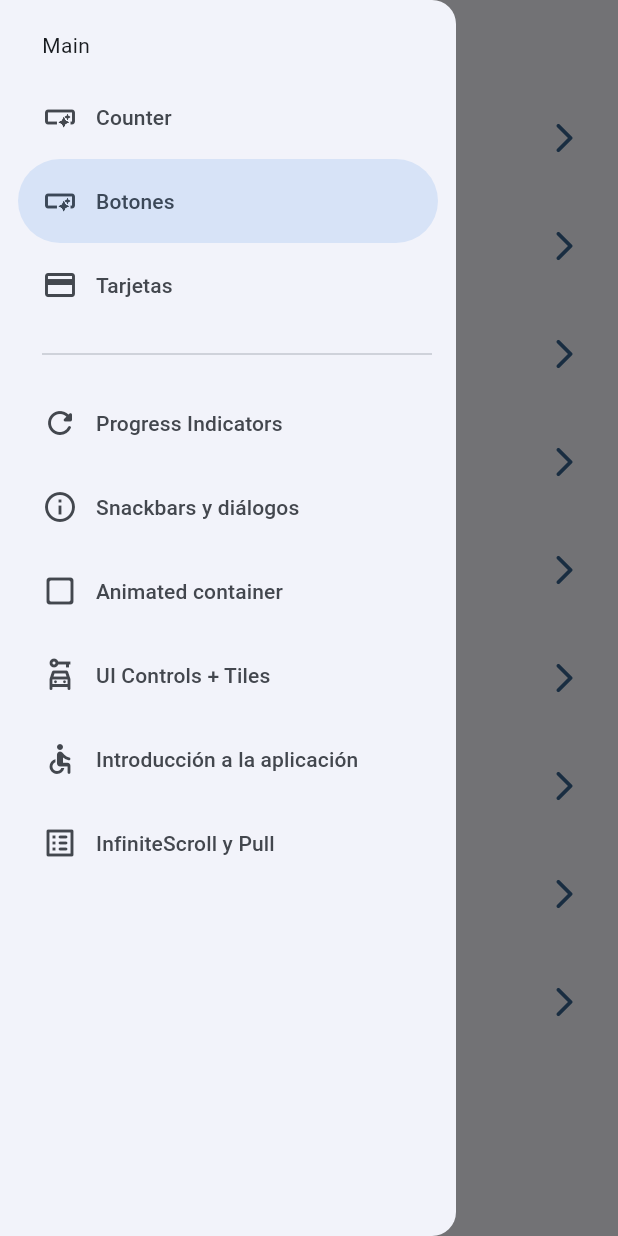
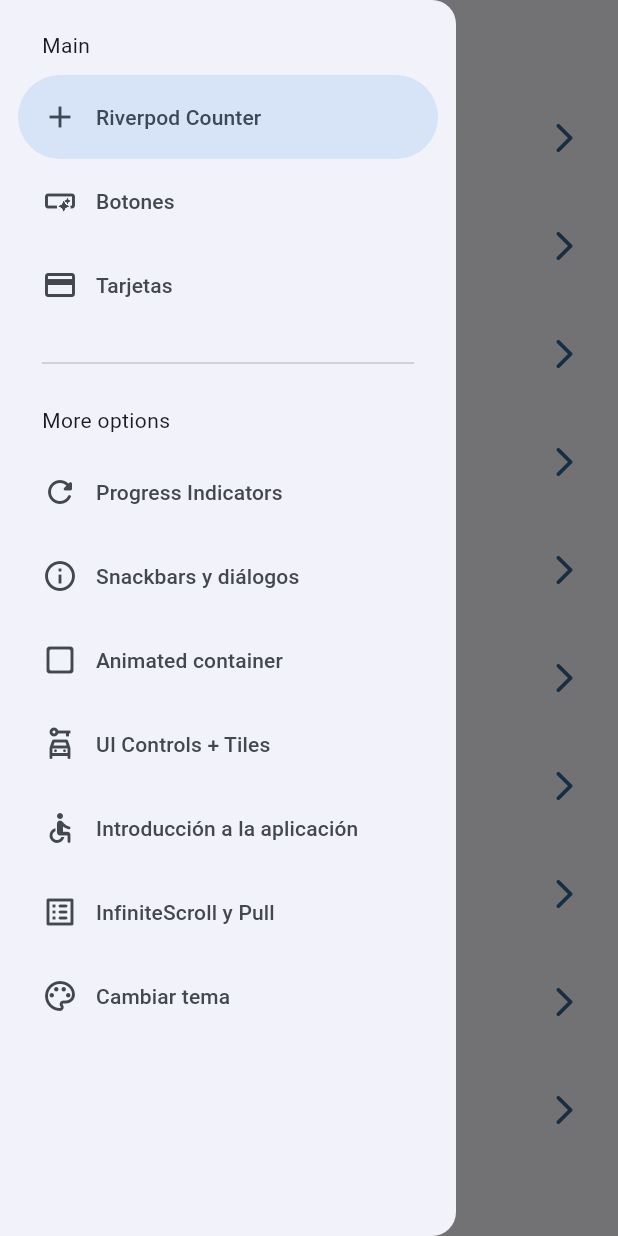
Before and after one commit to doble97/flutter_widgets_app, a Flutter app: the screen it shows after launch, with the side drawer open, on a phone screen of 412 x 824 dp. Run offline on Flutter 3.47's test engine with Material 2 defaults, Android fonts, the phone set to English and light mode, and no system bars; our stand-ins replace animate_do, flutter_riverpod, go_router.

Commit message:
Implementado cambio de color y modo escuro con un tema provider

```diff
--- a/lib/config/menu/menu_items.dart
+++ b/lib/config/menu/menu_items.dart
@@ -1,4 +1,5 @@
 import 'package:flutter/material.dart';
+
 
 class MenuItem {
   final String title;
@@ -6,57 +7,88 @@ class MenuItem {
   final String link;
   final IconData icon;
 
-  const MenuItem(
-      {required this.title,
+  const MenuItem({
+    required this.title,
     required this.subTitle,
     required this.link,
-      required this.icon});
+    required this.icon
+  });
 }
 
+
 const appMenuItems = <MenuItem>[
+
+
   MenuItem(
-      title: 'Counter',
-      subTitle: 'Contador con provider',
-      link: '/counter',
-      icon: Icons.smart_button_outlined),
+    title: 'Riverpod Counter',
+    subTitle: 'Introducción a riverpod',
+    link: '/counter-river',
+    icon: Icons.add
+  ),
+
   MenuItem(
     title: 'Botones',
     subTitle: 'Varios botones en Flutter',
     link: '/buttons',
-      icon: Icons.smart_button_outlined),
+    icon: Icons.smart_button_outlined
+  ),
+
   MenuItem(
     title: 'Tarjetas',
     subTitle: 'Un contenedor estilizado',
     link: '/cards',
-      icon: Icons.credit_card),
+    icon: Icons.credit_card
+  ),
+
   MenuItem(
     title: 'Progress Indicators',
     subTitle: 'Generales y controlados',
     link: '/progress',
-      icon: Icons.refresh_rounded),
+    icon: Icons.refresh_rounded
+  ),
+
   MenuItem(
     title: 'Snackbars y diálogos',
     subTitle: 'Indicadores en pantalla',
     link: '/snackbars',
-      icon: Icons.info_outline),
+    icon: Icons.info_outline
+  ),
+
   MenuItem(
     title: 'Animated container',
     subTitle: 'Stateful widget animado',
     link: '/animated',
-      icon: Icons.check_box_outline_blank_rounded),
+    icon: Icons.check_box_outline_blank_rounded
+  ),
+
   MenuItem(
     title: 'UI Controls + Tiles',
     subTitle: 'Una serie de controles de Flutter',
     link: '/ui-controls',
-      icon: Icons.car_rental_outlined),
+    icon: Icons.car_rental_outlined
+  ),
+
   MenuItem(
     title: 'Introducción a la aplicación',
     subTitle: 'Pequeño tutorial introductorio',
     link: '/tutorial',
-      icon: Icons.accessible_rounded),
+    icon: Icons.accessible_rounded
+  ),
+
   MenuItem(
     title: 'InfiniteScroll y Pull',
     subTitle: 'Listas infinitas y pull to refresh',
     link: '/infinite',
-      icon: Icons.list_alt_rounded),
+    icon: Icons.list_alt_rounded
+  ),
+
+  MenuItem(
+    title: 'Cambiar tema',
+    subTitle: 'Cambiar tema de la aplicación',
+    link: '/theme-changer',
+    icon: Icons.color_lens_outlined
+  ),
+
+
+
 ];
--- a/lib/config/router/app_router.dart
+++ b/lib/config/router/app_router.dart
@@ -5,55 +5,71 @@ import 'package:widgets_app/presentation/screens/screens.dart';
 final appRouter = GoRouter(
   initialLocation: '/',
   routes: [
+
     GoRoute(
       path: '/',
-      name: CounterScreen.name,
-      builder: (context, state) => HomeScreen(),
+      name: HomeScreen.name,
+      builder: (context, state) => const HomeScreen(),
     ),
-    GoRoute(
-      path: '/counter',
-      name: HomeScreen.name,
-      builder: (context, state) => const CounterScreen(),
-    ),
+
     GoRoute(
       path: '/buttons',
       name: ButtonsScreen.name,
       builder: (context, state) => const ButtonsScreen(),
     ),
+
     GoRoute(
       path: '/cards',
       name: CardsScreen.name,
       builder: (context, state) => const CardsScreen(),
     ),
+
     GoRoute(
       path: '/progress',
       name: ProgressScreen.name,
       builder: (context, state) => const ProgressScreen(),
     ),
+
     GoRoute(
       path: '/snackbars',
       name: SnackbarScreen.name,
       builder: (context, state) => const SnackbarScreen(),
     ),
+
     GoRoute(
       path: '/animated',
       name: AnimatedScreen.name,
       builder: (context, state) => const AnimatedScreen(),
     ),
+
     GoRoute(
       path: '/ui-controls',
       name: UiControlsScreen.name,
       builder: (context, state) => const UiControlsScreen(),
     ),
+
     GoRoute(
       path: '/tutorial',
       name: AppTutorialScreen.name,
       builder: (context, state) => const AppTutorialScreen(),
     ),
+
     GoRoute(
       path: '/infinite',
       name: InfiniteScrollScreen.name,
       builder: (context, state) => const InfiniteScrollScreen(),
     ),
+
+    GoRoute(
+      path: '/counter-river',
+      name: CounterScreen.name,
+      builder: (context, state) => const CounterScreen(),
+    ),
+
+    GoRoute(
+      path: '/theme-changer',
+      name: ThemeChangerScreen.name,
+      builder: (context, state) => const ThemeChangerScreen(),
+    ),
   ],
 );
--- a/lib/config/theme/app_theme.dart
+++ b/lib/config/theme/app_theme.dart
@@ -17,19 +17,31 @@ const colorList = <Color>[
 class AppTheme {
 
   final int selectedColor;
+  final bool isDarkmode;
 
   AppTheme({
-    this.selectedColor = 0
+    this.selectedColor = 0,
+    this.isDarkmode = false,
   }): assert( selectedColor >= 0, 'Selected color must be greater then 0' ),
       assert( selectedColor < colorList.length,
         'Selected color must be less or equal than ${ colorList.length - 1 }');
 
   ThemeData getTheme() => ThemeData(
     useMaterial3: true,
+    brightness: isDarkmode ? Brightness.dark : Brightness.light,
     colorSchemeSeed: colorList[ selectedColor ],
     appBarTheme: const AppBarTheme(
       centerTitle: false
     ),
   );
 
+
+  AppTheme copyWith({
+    int? selectedColor,
+    bool? isDarkmode
+  }) => AppTheme(
+    selectedColor: selectedColor ?? this.selectedColor,
+    isDarkmode: isDarkmode ?? this.isDarkmode,
+  );
+
 }
--- a/lib/main.dart
+++ b/lib/main.dart
@@ -2,20 +2,31 @@ import 'package:flutter/material.dart';
 import 'package:flutter_riverpod/flutter_riverpod.dart';
 import 'package:widgets_app/config/router/app_router.dart';
 import 'package:widgets_app/config/theme/app_theme.dart';
+import 'package:widgets_app/presentation/providers/theme_provider.dart';
 
 void main() {
-  runApp(const ProviderScope(child: MainApp()));
+  runApp(
+    const ProviderScope(
+      child: MainApp()
+    )
+  );
 }
 
-class MainApp extends StatelessWidget {
+class MainApp extends ConsumerWidget {
   const MainApp({super.key});
 
   @override
-  Widget build(BuildContext context) {
+  Widget build(BuildContext context, WidgetRef ref ) {
+
+    // final isDarkmode = ref.watch(isDarkmodeProvider);
+    // final selectedColor = ref.watch(selectedColorProvider);
+    final AppTheme appTheme = ref.watch( themeNotifierProvider );
+
     return MaterialApp.router(
-        title: 'Flutter Widgets',
-        routerConfig: appRouter,
-        debugShowCheckedModeBanner: false,
-        theme: AppTheme(selectedColor: 0).getTheme());
+      title: 'Flutter Widgets',
+      routerConfig: appRouter,
+      debugShowCheckedModeBanner: false,
+      theme: appTheme.getTheme(),
+    );
   }
 }
--- a/lib/presentation/providers/counter_provider.dart
+++ b/lib/presentation/providers/counter_provider.dart
@@ -1,3 +1,4 @@
 import 'package:flutter_riverpod/flutter_riverpod.dart';
 
-final counterProvider = StateProvider<int>((ref) => 5);
+
+final counterProvider = StateProvider<int>((ref) => 5 );
--- /dev/null
+++ b/lib/presentation/providers/theme_provider.dart
@@ -0,0 +1,38 @@
+import 'package:flutter_riverpod/flutter_riverpod.dart';
+import 'package:widgets_app/config/theme/app_theme.dart';
+
+// Listado de colores inmutable
+final colorListProvider = Provider((ref) => colorList);
+
+// Un simple boolean
+final isDarkmodeProvider = StateProvider((ref) => false);
+
+// Un simple int
+final selectedColorProvider = StateProvider((ref) => 0);
+
+
+
+
+// Un objeto de tipo AppTheme (custom)
+final themeNotifierProvider = StateNotifierProvider<ThemeNotifier, AppTheme>(
+  (ref) => ThemeNotifier(),
+);
+
+
+// Controller o Notifier
+class ThemeNotifier extends StateNotifier<AppTheme> {
+
+  // STATE = Estado = new AppTheme();
+  ThemeNotifier(): super( AppTheme() );
+
+
+  void toggleDarkmode() {
+    state = state.copyWith( isDarkmode: !state.isDarkmode  );
+  }
+
+  void changeColorIndex( int colorIndex) {
+    state = state.copyWith( selectedColor: colorIndex );
+  }
+
+
+}
--- a/lib/presentation/screens/home/home_screen.dart
+++ b/lib/presentation/screens/home/home_screen.dart
@@ -4,22 +4,26 @@ import 'package:widgets_app/config/menu/menu_items.dart';
 import 'package:widgets_app/presentation/widgets/side_menu.dart';
 // import 'package:widgets_app/presentation/screens/cards/cards_screen.dart';
 
+
+
 class HomeScreen extends StatelessWidget {
+
   static const String name = 'home_screen';
-  final scaffoldKey = GlobalKey<ScaffoldState>();
-  HomeScreen({super.key});
+
+  const HomeScreen({super.key});
 
   @override
   Widget build(BuildContext context) {
+
+    final scaffoldKey = GlobalKey<ScaffoldState>();
+
     return Scaffold(
       key: scaffoldKey,
       appBar: AppBar(
         title: const Text('Flutter + Material 3'),
       ),
       body: const _HomeView(),
-      drawer: SideMenu(
-        scaffoldKey: scaffoldKey,
-      ),
+      drawer: SideMenu( scaffoldKey: scaffoldKey )
     );
   }
 }
@@ -29,6 +33,8 @@ class _HomeView extends StatelessWidget {
 
   @override
   Widget build(BuildContext context) {
+
+
     return ListView.builder(
       itemCount: appMenuItems.length,
       itemBuilder: (context, index) {
@@ -49,14 +55,16 @@ class _CustomListTile extends StatelessWidget {
 
   @override
   Widget build(BuildContext context) {
+
     final colors = Theme.of(context).colorScheme;
 
     return ListTile(
-      leading: Icon(menuItem.icon, color: colors.primary),
-      trailing: Icon(Icons.arrow_forward_ios_rounded, color: colors.primary),
+      leading: Icon( menuItem.icon, color: colors.primary ),
+      trailing: Icon( Icons.arrow_forward_ios_rounded, color:colors.primary ),
       title: Text(menuItem.title),
-      subtitle: Text(menuItem.subTitle),
+      subtitle: Text( menuItem.subTitle ),
       onTap: () {
+
         // Navigator.of(context).push(
         //   MaterialPageRoute(
         //     builder: (context) => const ButtonsScreen(),
@@ -65,7 +73,9 @@ class _CustomListTile extends StatelessWidget {
         // Navigator.pushNamed(context, menuItem.link );
 
         // context.pushNamed( CardsScreen.name );
-        context.push(menuItem.link);
+        context.push( menuItem.link );
+
+
       },
     );
   }
--- a/lib/presentation/widgets/side_menu.dart
+++ b/lib/presentation/widgets/side_menu.dart
@@ -3,46 +3,77 @@ import 'package:go_router/go_router.dart';
 import 'package:widgets_app/config/menu/menu_items.dart';
 
 class SideMenu extends StatefulWidget {
+
   final GlobalKey<ScaffoldState> scaffoldKey;
-  const SideMenu({super.key, required this.scaffoldKey});
+
+  const SideMenu({
+    super.key,
+    required this.scaffoldKey
+  });
 
   @override
   State<SideMenu> createState() => _SideMenuState();
 }
 
 class _SideMenuState extends State<SideMenu> {
-  int navDrawerIndex = 1;
+
+  int navDrawerIndex = 0;
+
   @override
   Widget build(BuildContext context) {
+
     final hasNotch = MediaQuery.of(context).viewPadding.top > 35;
+
+
     return NavigationDrawer(
       selectedIndex: navDrawerIndex,
       onDestinationSelected: (value) {
+
         setState(() {
           navDrawerIndex = value;
         });
+
         final menuItem = appMenuItems[value];
-        context.push(menuItem.link);
+        context.push( menuItem.link );
         widget.scaffoldKey.currentState?.closeDrawer();
+
       },
       children: [
+
         Padding(
           padding: EdgeInsets.fromLTRB(28, hasNotch ? 0 : 20, 16, 10),
-          child: Text('Main'),
+          child: const Text('Main'),
         ),
-        ...appMenuItems.sublist(0, 3).map(
-              (e) => NavigationDrawerDestination(
-                  icon: Icon(e.icon), label: Text(e.title)),
-            ),
+
+        ...appMenuItems
+          .sublist(0,3)
+          .map((item) => NavigationDrawerDestination(
+            icon: Icon( item.icon ),
+            label: Text( item.title ),
+          ),
+        ),
+
+        const Padding(
+          padding: EdgeInsets.fromLTRB(28, 16, 28, 10),
+          child: Divider(),
+        ),
+
         const Padding(
           padding: EdgeInsets.fromLTRB(28, 10, 16, 10),
-          child: Divider(),
+          child: Text('More options'),
         ),
-        ...appMenuItems.sublist(3).map(
-              (e) => NavigationDrawerDestination(
-                  icon: Icon(e.icon), label: Text(e.title)),
-            )
-      ],
+
+
+         ...appMenuItems
+          .sublist(3)
+          .map((item) => NavigationDrawerDestination(
+            icon: Icon( item.icon ),
+            label: Text( item.title ),
+          ),
+        ),
+
+
+      ]
     );
   }
 }
```
Also changed, not shown: lib/presentation/screens/counter/counter_screen.dart (+31 -10 lines), lib/presentation/screens/screens.dart (+6 -1 lines), lib/presentation/screens/theme_changer/theme_changer_screen.dart (added, +70 -0 lines). Lines whose indentation alone changed are shown as unchanged.
